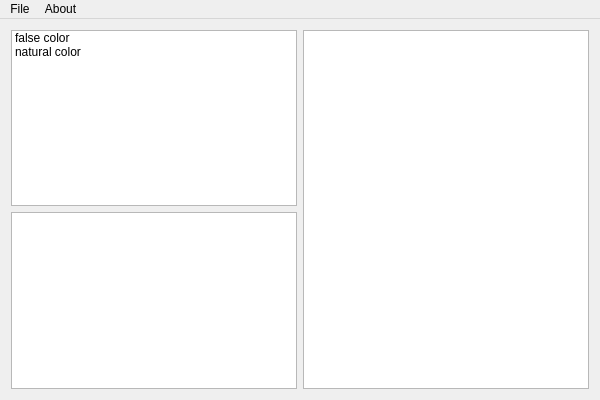
Above: frontend/VegetationAnalyzer/vegetationanalyzer.ui from rhoket-scientists/rhok-welthunger before the change. Below: the same form after it.
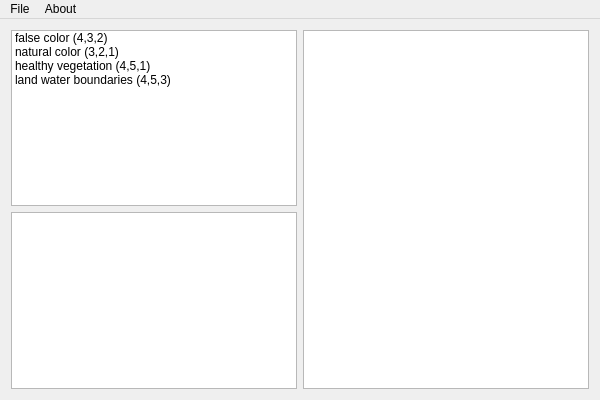
That is the form after the change.

Commit message: fake it until you make it

Patch:
```diff
--- a/frontend/VegetationAnalyzer/vegetationanalyzer.ui
+++ b/frontend/VegetationAnalyzer/vegetationanalyzer.ui
@@ -21,12 +21,22 @@
        <widget class="QListWidget" name="listWidget">
         <item>
          <property name="text">
-          <string>false color</string>
+          <string>false color (4,3,2)</string>
          </property>
         </item>
         <item>
          <property name="text">
-          <string>natural color</string>
+          <string>natural color (3,2,1)</string>
+         </property>
+        </item>
+        <item>
+         <property name="text">
+          <string>healthy vegetation (4,5,1)</string>
+         </property>
+        </item>
+        <item>
+         <property name="text">
+          <string>land water boundaries (4,5,3)</string>
          </property>
         </item>
        </widget>
```
Left out of the diff: 2 changed lines with no effect on the pictures. The commit also changes 1 other file.
